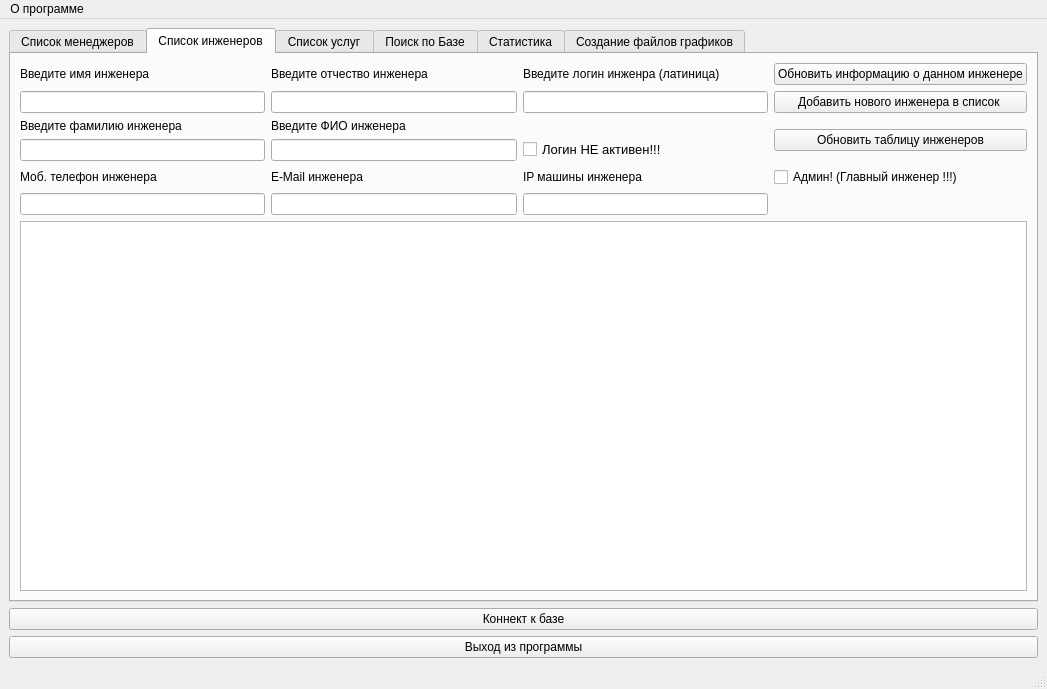
This is solutions/pyqt4.ui in petro-ew/test1 as Qt 5 draws it before an edit. The edited form follows.
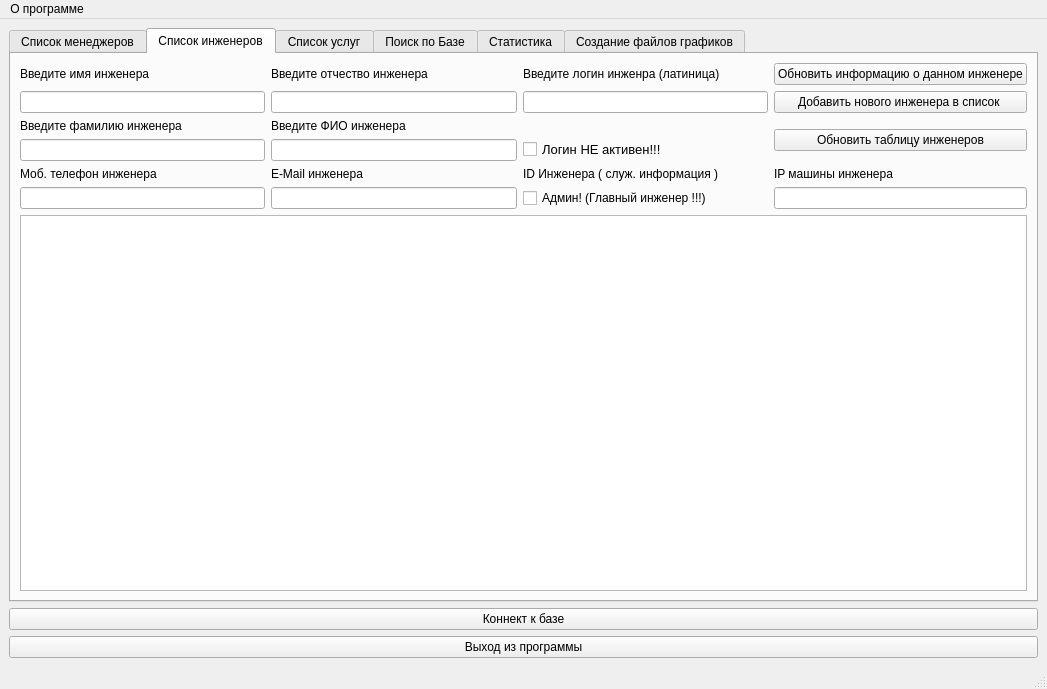
This is the edited form. The open tabs and pages were chosen to show the change.

```diff
--- a/solutions/pyqt4.ui
+++ b/solutions/pyqt4.ui
@@ -326,17 +326,10 @@
           <item row="8" column="1" colspan="4">
            <widget class="QTableWidget" name="tableWidget_eng"/>
           </item>
-          <item row="6" column="3">
-           <widget class="QLabel" name="label_ip_eng">
-            <property name="text">
-             <string>IP машины инженера</string>
-            </property>
-           </widget>
-          </item>
-          <item row="7" column="3">
+          <item row="7" column="4">
            <widget class="QLineEdit" name="lineEdit_ip_eng"/>
           </item>
-          <item row="6" column="4">
+          <item row="7" column="3">
            <widget class="QCheckBox" name="checkBox__eng_admin">
             <property name="font">
              <font>
@@ -349,6 +342,20 @@
             </property>
            </widget>
           </item>
+          <item row="6" column="4">
+           <widget class="QLabel" name="label_ip_eng">
+            <property name="text">
+             <string>IP машины инженера</string>
+            </property>
+           </widget>
+          </item>
+          <item row="6" column="3">
+           <widget class="QLabel" name="label_id_eng">
+            <property name="text">
+             <string>ID Инженера ( служ. информация )</string>
+            </property>
+           </widget>
+          </item>
          </layout>
         </widget>
         <widget class="QWidget" name="tab_3">
```
Left out of the diff: 7 changed lines with no effect on the pictures.
